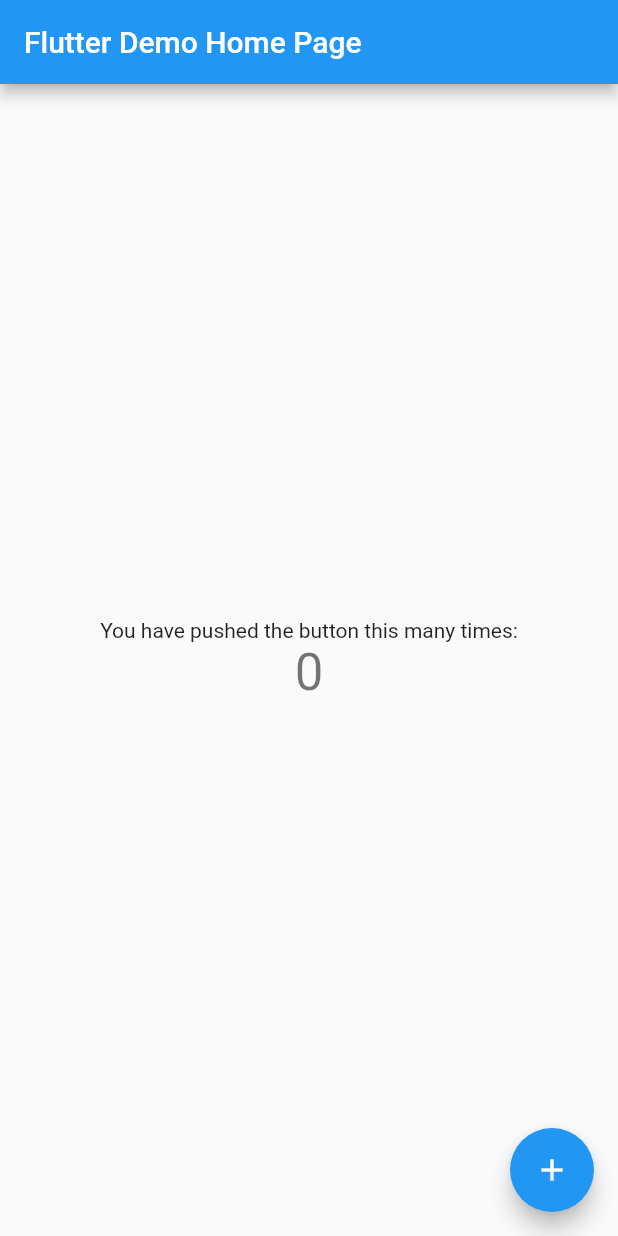
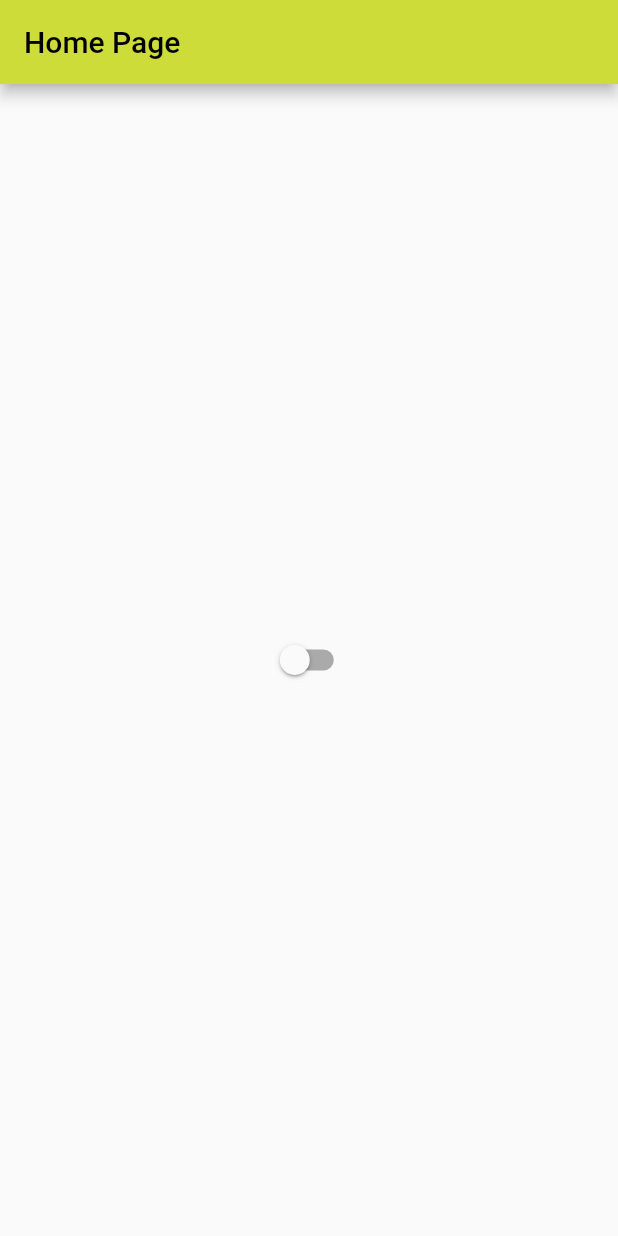
Before and after one commit to WesleyBarbosaMR/software_architecture_flutter, a Flutter app: the screen it shows after launch, on a phone screen of 412 x 824 dp. Run offline on Flutter 3.47's test engine with Material 2 defaults, Android fonts, the light colour scheme and no system bars; our stand-ins replace test_api.

Commit message:
Interaction structure view -controller

```diff
--- /dev/null
+++ b/software_architecture_flutter/lib/app/app_widget.dart
@@ -0,0 +1,26 @@
+import 'package:flutter/material.dart';
+import 'package:software_architecture_flutter/app/controllers/app_controller.dart';
+import 'package:software_architecture_flutter/app/pages/home/home_page.dart';
+
+class AppWidget extends StatelessWidget {
+  const AppWidget({Key? key}) : super(key: key);
+
+  @override
+  Widget build(BuildContext context) {
+    // * Listen singleton and modify app-wide view state
+    return ValueListenableBuilder<bool>(
+        valueListenable: AppController.instance.themeSwitch,
+        builder: (context, isDart, child) {
+          return MaterialApp(
+            title: 'Flutter Demo',
+            debugShowCheckedModeBanner: false,
+            theme: ThemeData(
+              primarySwatch: Colors.lime,
+              visualDensity: VisualDensity.adaptivePlatformDensity,
+              brightness: isDart ? Brightness.dark : Brightness.light,
+            ),
+            home: HomePage(),
+          );
+        });
+  }
+}
--- /dev/null
+++ b/software_architecture_flutter/lib/app/components/custom_switch_widget.dart
@@ -0,0 +1,18 @@
+import 'package:flutter/material.dart';
+import 'package:software_architecture_flutter/app/controllers/app_controller.dart';
+
+// * Widget to make AppController modify the app theme
+
+class CustomSwitchWidget extends StatelessWidget {
+  const CustomSwitchWidget({Key? key}) : super(key: key);
+
+  @override
+  Widget build(BuildContext context) {
+    return Switch(
+      value: AppController.instance.themeSwitch.value,
+      onChanged: (bool value) {
+        AppController.instance.changeTheme(value);
+      },
+    );
+  }
+}
--- /dev/null
+++ b/software_architecture_flutter/lib/app/controllers/app_controller.dart
@@ -0,0 +1,16 @@
+import 'package:flutter/foundation.dart';
+
+// * Class to modify app-wide view state
+
+class AppController {
+  // Creating a Singleton to modify app-wide view state
+  static final AppController instance = AppController._();
+  // Private constructor to modify state only through this instance
+  AppController._();
+
+  final themeSwitch = ValueNotifier<bool>(false);
+
+  changeTheme(bool value) {
+    themeSwitch.value = value;
+  }
+}
--- /dev/null
+++ b/software_architecture_flutter/lib/app/pages/home/home_page.dart
@@ -0,0 +1,32 @@
+import 'package:flutter_test/flutter_test.dart';
+import 'package:test_api/test_api.dart';
+import 'package:http/http.dart';
+
+import 'package:flutter/material.dart';
+import 'package:software_architecture_flutter/app/components/custom_switch_widget.dart';
+
+class HomePage extends StatefulWidget {
+  const HomePage({Key? key}) : super(key: key);
+
+  @override
+  _HomePageState createState() => _HomePageState();
+}
+
+class _HomePageState extends State<HomePage> {
+  @override
+  Widget build(BuildContext context) {
+    return /*SingleChildScrollView(
+      // * Used to avoid app rendering errors on phones with small screens.
+      //padding: EdgeInsets.all(8.0),
+      child:*/
+        Scaffold(
+      appBar: AppBar(
+        title: Text('Home Page'),
+      ),
+      body: Center(
+        child: CustomSwitchWidget(),
+      ),
+      //),
+    );
+  }
+}
--- a/software_architecture_flutter/lib/main.dart
+++ b/software_architecture_flutter/lib/main.dart
@@ -1,115 +1,6 @@
 import 'package:flutter/material.dart';
+import 'package:software_architecture_flutter/app/app_widget.dart';
 
 void main() {
-  runApp(const MyApp());
+  runApp(AppWidget());
 }
-
-class MyApp extends StatelessWidget {
-  const MyApp({Key? key}) : super(key: key);
-
-  // This widget is the root of your application.
-  @override
-  Widget build(BuildContext context) {
-    return MaterialApp(
-      title: 'Flutter Demo',
-      theme: ThemeData(
-        // This is the theme of your application.
-        //
-        // Try running your application with "flutter run". You'll see the
-        // application has a blue toolbar. Then, without quitting the app, try
-        // changing the primarySwatch below to Colors.green and then invoke
-        // "hot reload" (press "r" in the console where you ran "flutter run",
-        // or simply save your changes to "hot reload" in a Flutter IDE).
-        // Notice that the counter didn't reset back to zero; the application
-        // is not restarted.
-        primarySwatch: Colors.blue,
-      ),
-      home: const MyHomePage(title: 'Flutter Demo Home Page'),
-    );
-  }
-}
-
-class MyHomePage extends StatefulWidget {
-  const MyHomePage({Key? key, required this.title}) : super(key: key);
-
-  // This widget is the home page of your application. It is stateful, meaning
-  // that it has a State object (defined below) that contains fields that affect
-  // how it looks.
-
-  // This class is the configuration for the state. It holds the values (in this
-  // case the title) provided by the parent (in this case the App widget) and
-  // used by the build method of the State. Fields in a Widget subclass are
-  // always marked "final".
-
-  final String title;
-
-  @override
-  State<MyHomePage> createState() => _MyHomePageState();
-}
-
-class _MyHomePageState extends State<MyHomePage> {
-  int _counter = 0;
-
-  void _incrementCounter() {
-    setState(() {
-      // This call to setState tells the Flutter framework that something has
-      // changed in this State, which causes it to rerun the build method below
-      // so that the display can reflect the updated values. If we changed
-      // _counter without calling setState(), then the build method would not be
-      // called again, and so nothing would appear to happen.
-      _counter++;
-    });
-  }
-
-  @override
-  Widget build(BuildContext context) {
-    // This method is rerun every time setState is called, for instance as done
-    // by the _incrementCounter method above.
-    //
-    // The Flutter framework has been optimized to make rerunning build methods
-    // fast, so that you can just rebuild anything that needs updating rather
-    // than having to individually change instances of widgets.
-    return Scaffold(
-      appBar: AppBar(
-        // Here we take the value from the MyHomePage object that was created by
-        // the App.build method, and use it to set our appbar title.
-        title: Text(widget.title),
-      ),
-      body: Center(
-        // Center is a layout widget. It takes a single child and positions it
-        // in the middle of the parent.
-        child: Column(
-          // Column is also a layout widget. It takes a list of children and
-          // arranges them vertically. By default, it sizes itself to fit its
-          // children horizontally, and tries to be as tall as its parent.
-          //
-          // Invoke "debug painting" (press "p" in the console, choose the
-          // "Toggle Debug Paint" action from the Flutter Inspector in Android
-          // Studio, or the "Toggle Debug Paint" command in Visual Studio Code)
-          // to see the wireframe for each widget.
-          //
-          // Column has various properties to control how it sizes itself and
-          // how it positions its children. Here we use mainAxisAlignment to
-          // center the children vertically; the main axis here is the vertical
-          // axis because Columns are vertical (the cross axis would be
-          // horizontal).
-          mainAxisAlignment: MainAxisAlignment.center,
-          children: <Widget>[
-            const Text(
-              'You have pushed the button this many times:',
-            ),
-            Text(
-              '$_counter',
-              style: Theme.of(context).textTheme.headline4,
-            ),
-          ],
-        ),
-      ),
-      floatingActionButton: FloatingActionButton(
-        onPressed: _incrementCounter,
-        tooltip: 'Increment',
-        child: const Icon(Icons.add),
-      ), // This trailing comma makes auto-formatting nicer for build methods.
-    );
-  }
-}
```
Also changed, not shown: software_architecture_flutter/lib/app/pages/login/login_page.dart (added, +30 -0 lines), software_architecture_flutter/pubspec.yaml (+7 -15 lines), software_architecture_flutter/pubspec.lock, 1 other file.
